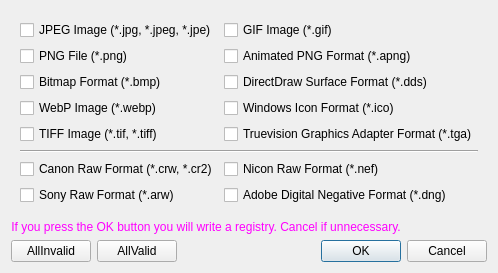
This is AssociateFilesWithQuickViewer/fileassocdialog.ui in nai62/quickviewer as Qt 5 draws it before an edit. The edited form follows.
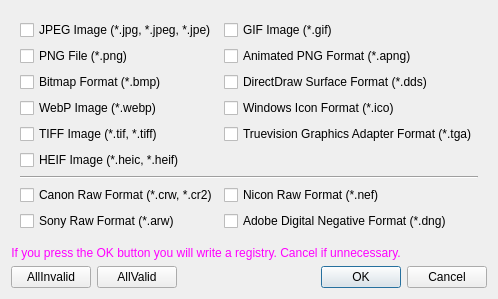
This is the edited form. Icons and pictures are not drawn.

Commit message: Add HEIC and HEIF image support

Patch:
```diff
--- a/AssociateFilesWithQuickViewer/fileassocdialog.ui
+++ b/AssociateFilesWithQuickViewer/fileassocdialog.ui
@@ -91,35 +91,42 @@
         </property>
        </widget>
       </item>
-      <item row="5" column="0" colspan="2">
+      <item row="5" column="0">
+       <widget class="QCheckBox" name="checkBoxHeif">
+        <property name="text">
+         <string>HEIF Image (*.heic, *.heif)</string>
+        </property>
+       </widget>
+      </item>
+      <item row="6" column="0" colspan="2">
        <widget class="Line" name="line">
         <property name="orientation">
          <enum>Qt::Horizontal</enum>
         </property>
        </widget>
       </item>
-      <item row="6" column="0">
+      <item row="7" column="0">
        <widget class="QCheckBox" name="checkBoxRawCanon">
         <property name="text">
          <string>Canon Raw Format (*.crw, *.cr2)</string>
         </property>
        </widget>
       </item>
-      <item row="6" column="1">
+      <item row="7" column="1">
        <widget class="QCheckBox" name="checkBoxRawNicon">
         <property name="text">
          <string>Nicon Raw Format (*.nef)</string>
         </property>
        </widget>
       </item>
-      <item row="7" column="0">
+      <item row="8" column="0">
        <widget class="QCheckBox" name="checkBoxRawSony">
         <property name="text">
          <string>Sony Raw Format (*.arw)</string>
         </property>
        </widget>
       </item>
-      <item row="7" column="1">
+      <item row="8" column="1">
        <widget class="QCheckBox" name="checkBoxRawDng">
         <property name="toolTip">
          <string>for Ricoh, Casio, Pentax, Nokia, Leica, etc..</string>
```
The commit also changes 10 other files.
